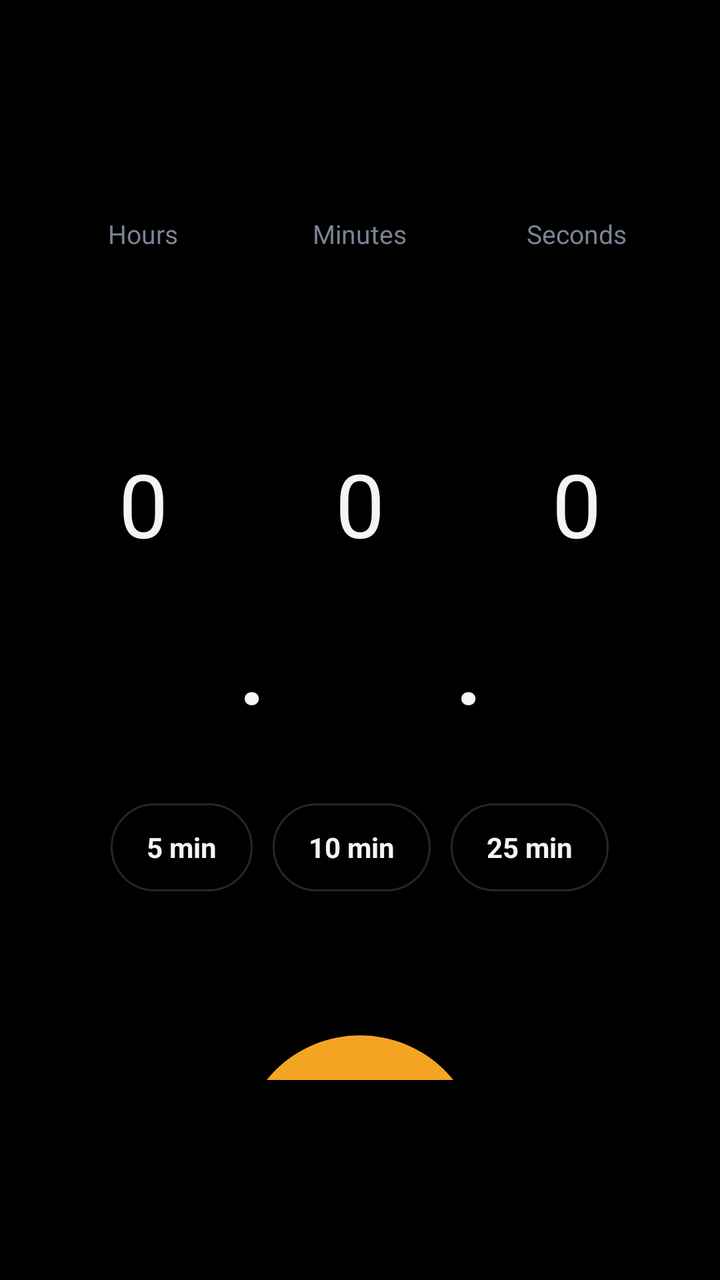
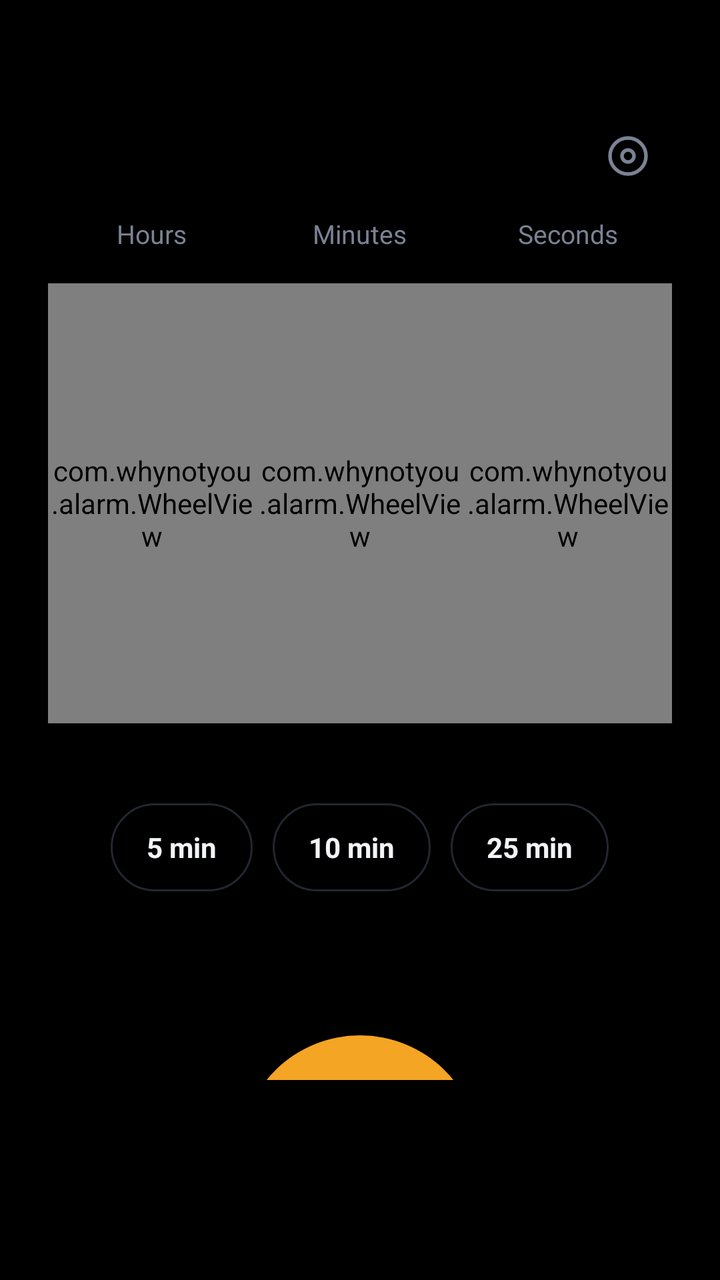

Two renders of the same Android screen: before a commit and after it. Below are the layout's source before the change and the commit's diff.
<!-- AndroidManifest.xml: application theme Theme.WhyNotYou -->
<!-- res/layout/tab_timer.xml -->
<?xml version="1.0" encoding="utf-8"?>
<FrameLayout xmlns:android="http://schemas.android.com/apk/res/android"
    android:layout_width="match_parent"
    android:layout_height="match_parent">

    
    <LinearLayout
        android:id="@+id/timer_pick"
        android:layout_width="match_parent"
        android:layout_height="match_parent"
        android:gravity="center_horizontal"
        android:orientation="vertical"
        android:paddingTop="108dp"
        android:paddingBottom="100dp">

        <LinearLayout
            android:layout_width="match_parent"
            android:layout_height="wrap_content"
            android:gravity="center"
            android:orientation="horizontal"
            android:paddingStart="16dp"
            android:paddingEnd="16dp">
            <LinearLayout style="@style/PickerCol">
                <TextView style="@style/PickerLabel" android:text="Hours" />
                <NumberPicker android:id="@+id/np_h" style="@style/Picker" />
            </LinearLayout>
            <TextView style="@style/PickerColon" android:text=":" />
            <LinearLayout style="@style/PickerCol">
                <TextView style="@style/PickerLabel" android:text="Minutes" />
                <NumberPicker android:id="@+id/np_m" style="@style/Picker" />
            </LinearLayout>
            <TextView style="@style/PickerColon" android:text=":" />
            <LinearLayout style="@style/PickerCol">
                <TextView style="@style/PickerLabel" android:text="Seconds" />
                <NumberPicker android:id="@+id/np_s" style="@style/Picker" />
            </LinearLayout>
        </LinearLayout>

        <LinearLayout
            android:layout_width="wrap_content"
            android:layout_height="wrap_content"
            android:layout_marginTop="40dp"
            android:orientation="horizontal">
            <TextView android:id="@+id/preset_5" style="@style/Preset" android:text="5 min" />
            <TextView android:id="@+id/preset_10" style="@style/Preset" android:layout_marginStart="10dp" android:text="10 min" />
            <TextView android:id="@+id/preset_25" style="@style/Preset" android:layout_marginStart="10dp" android:text="25 min" />
        </LinearLayout>

        <Button
            android:id="@+id/timer_start"
            android:layout_width="120dp"
            android:layout_height="120dp"
            android:layout_marginTop="72dp"
            android:background="@drawable/bg_circle_amber"
            android:text="Start"
            android:textAllCaps="false"
            android:textColor="#000000"
            android:textSize="18sp"
            android:textStyle="bold" />
    </LinearLayout>

    
    <LinearLayout
        android:id="@+id/timer_run"
        android:layout_width="match_parent"
        android:layout_height="match_parent"
        android:gravity="center_horizontal"
        android:orientation="vertical"
        android:paddingTop="140dp"
        android:paddingBottom="100dp"
        android:visibility="gone">
        <TextView
            android:id="@+id/timer_remaining"
            android:layout_width="wrap_content"
            android:layout_height="wrap_content"
            android:text="23:00"
            android:textColor="#F2F4F8"
            android:textSize="80sp"
            android:textStyle="bold"
            android:letterSpacing="-0.03" />
        <com.whynotyou.alarm.OrbView
            android:id="@+id/timer_orb"
            android:layout_width="160dp"
            android:layout_height="160dp"
            android:layout_marginTop="56dp" />
        <View android:layout_width="0dp" android:layout_height="0dp" android:layout_weight="1" />
        <LinearLayout
            android:layout_width="wrap_content"
            android:layout_height="wrap_content"
            android:orientation="horizontal">
            <Button android:id="@+id/timer_cancel" style="@style/BigRoundOutline" android:text="Cancel" />
            <Button android:id="@+id/timer_pause" style="@style/BigRoundAmber" android:layout_marginStart="48dp" android:text="Pause" />
        </LinearLayout>
    </LinearLayout>
</FrameLayout>
<!-- resources referenced by this layout -->
<resources>
  <!-- drawable bg_circle_amber (drawable) -->
  <?xml version="1.0" encoding="utf-8"?>
  <shape xmlns:android="http://schemas.android.com/apk/res/android" android:shape="oval">
      <solid android:color="#F5A524" />
  </shape>
  <style name="BigRoundAmber">
          <item name="android:layout_width">96dp</item>
          <item name="android:layout_height">96dp</item>
          <item name="android:background">@drawable/bg_circle_amber</item>
          <item name="android:textAllCaps">false</item>
          <item name="android:textColor">#000000</item>
          <item name="android:textSize">16sp</item>
          <item name="android:textStyle">bold</item>
      </style>
  <style name="BigRoundOutline">
          <item name="android:layout_width">96dp</item>
          <item name="android:layout_height">96dp</item>
          <item name="android:background">@drawable/bg_circle_outline</item>
          <item name="android:textAllCaps">false</item>
          <item name="android:textColor">#F2F4F8</item>
          <item name="android:textSize">16sp</item>
          <item name="android:textStyle">bold</item>
      </style>
  <style name="Picker">
          <item name="android:layout_width">match_parent</item>
          <item name="android:layout_height">220dp</item>
          <item name="android:theme">@style/PickerTheme</item>
          <item name="android:selectionDividerHeight">0dp</item>
      </style>
  <style name="PickerCol">
          <item name="android:layout_width">96dp</item>
          <item name="android:layout_height">wrap_content</item>
          <item name="android:orientation">vertical</item>
          <item name="android:gravity">center_horizontal</item>
      </style>
  <style name="PickerColon">
          <item name="android:layout_width">wrap_content</item>
          <item name="android:layout_height">wrap_content</item>
          <item name="android:layout_marginTop">118dp</item>
          <item name="android:textColor">#F2F4F8</item>
          <item name="android:textSize">44sp</item>
          <item name="android:textStyle">bold</item>
      </style>
  <style name="PickerLabel">
          <item name="android:layout_width">wrap_content</item>
          <item name="android:layout_height">wrap_content</item>
          <item name="android:layout_marginBottom">16dp</item>
          <item name="android:textColor">#7A8294</item>
          <item name="android:textSize">13sp</item>
      </style>
  <!-- drawable bg_circle_outline (drawable) -->
  <?xml version="1.0" encoding="utf-8"?>
  <shape xmlns:android="http://schemas.android.com/apk/res/android" android:shape="oval">
      <solid android:color="#000000" />
      <stroke android:width="1dp" android:color="#22262F" />
  </shape>
  <style name="PickerTheme">
          <item name="android:textColorPrimary">#F2F4F8</item>
          <item name="android:textSize">44sp</item>
          <item name="colorControlNormal">#00000000</item>
      </style>
  <!-- drawable bg_pill_outline (drawable) -->
  <?xml version="1.0" encoding="utf-8"?>
  <shape xmlns:android="http://schemas.android.com/apk/res/android" android:shape="rectangle">
      <solid android:color="#000000" />
      <stroke android:width="1dp" android:color="#22262F" />
      <corners android:radius="28dp" />
  </shape>
  <style name="TimePickerDark" parent="android:Widget.Material.TimePicker">
          <item name="android:headerBackground">#0B0D12</item>
          <item name="android:numbersBackgroundColor">#15181F</item>
          <item name="android:numbersSelectorColor">#F5A524</item>
          <item name="android:numbersTextColor">#F2F4F8</item>
      </style>
  <style name="DialogDark" parent="Theme.MaterialComponents.Dialog">
          <item name="colorPrimary">#F5A524</item>
          <item name="colorAccent">#F5A524</item>
          <item name="android:background">#0B0D12</item>
          <item name="android:textColorPrimary">#F2F4F8</item>
          <item name="android:textColorSecondary">#7A8294</item>
      </style>
  <!-- unchanged entries left out for length: 2 -->
</resources>

<!-- the commit's change to res/layout/tab_timer.xml (unified diff, before → after) -->
@@ -10,29 +10,44 @@
         android:layout_height="match_parent"
         android:gravity="center_horizontal"
         android:orientation="vertical"
-        android:paddingTop="108dp"
+        android:paddingTop="56dp"
         android:paddingBottom="100dp">
 
         <LinearLayout
             android:layout_width="match_parent"
+            android:layout_height="44dp"
+            android:gravity="end|center_vertical"
+            android:orientation="horizontal"
+            android:paddingEnd="24dp">
+            <ImageButton
+                android:id="@+id/timer_gear"
+                android:layout_width="44dp"
+                android:layout_height="44dp"
+                android:background="@android:color/transparent"
+                android:contentDescription="Timer settings"
+                android:src="@drawable/ic_gear"
+                android:tint="#7A8294" />
+        </LinearLayout>
+
+        <LinearLayout
+            android:layout_width="match_parent"
             android:layout_height="wrap_content"
+            android:layout_marginTop="8dp"
             android:gravity="center"
             android:orientation="horizontal"
             android:paddingStart="16dp"
             android:paddingEnd="16dp">
             <LinearLayout style="@style/PickerCol">
                 <TextView style="@style/PickerLabel" android:text="Hours" />
-                <NumberPicker android:id="@+id/np_h" style="@style/Picker" />
+                <com.whynotyou.alarm.WheelView android:id="@+id/np_h" style="@style/Picker" />
             </LinearLayout>
-            <TextView style="@style/PickerColon" android:text=":" />
             <LinearLayout style="@style/PickerCol">
                 <TextView style="@style/PickerLabel" android:text="Minutes" />
-                <NumberPicker android:id="@+id/np_m" style="@style/Picker" />
+                <com.whynotyou.alarm.WheelView android:id="@+id/np_m" style="@style/Picker" />
             </LinearLayout>
-            <TextView style="@style/PickerColon" android:text=":" />
             <LinearLayout style="@style/PickerCol">
                 <TextView style="@style/PickerLabel" android:text="Seconds" />
-                <NumberPicker android:id="@+id/np_s" style="@style/Picker" />
+                <com.whynotyou.alarm.WheelView android:id="@+id/np_s" style="@style/Picker" />
             </LinearLayout>
         </LinearLayout>
 
@@ -41,9 +56,9 @@
             android:layout_height="wrap_content"
             android:layout_marginTop="40dp"
             android:orientation="horizontal">
-            <TextView android:id="@+id/preset_5" style="@style/Preset" android:text="5 min" />
-            <TextView android:id="@+id/preset_10" style="@style/Preset" android:layout_marginStart="10dp" android:text="10 min" />
-            <TextView android:id="@+id/preset_25" style="@style/Preset" android:layout_marginStart="10dp" android:text="25 min" />
+            <TextView android:id="@+id/preset_1" style="@style/Preset" android:text="5 min" />
+            <TextView android:id="@+id/preset_2" style="@style/Preset" android:layout_marginStart="10dp" android:text="10 min" />
+            <TextView android:id="@+id/preset_3" style="@style/Preset" android:layout_marginStart="10dp" android:text="25 min" />
         </LinearLayout>
 
         <Button
<!-- resource entries referenced after the edit -->
@@ -5,6 +5,13 @@
   <shape xmlns:android="http://schemas.android.com/apk/res/android" android:shape="oval">
       <solid android:color="#F5A524" />
   </shape>
+  <!-- drawable ic_gear (drawable) -->
+  <?xml version="1.0" encoding="utf-8"?>
+  <vector xmlns:android="http://schemas.android.com/apk/res/android"
+      android:width="24dp" android:height="24dp"
+      android:viewportWidth="24" android:viewportHeight="24">
+      <path android:fillColor="#00000000" android:strokeColor="#FFFFFFFF" android:strokeWidth="1.8" android:pathData="M12,12m-3,0a3,3 0,1 1,6 0a3,3 0,1 1,-6 0"/><path android:fillColor="#00000000" android:strokeColor="#FFFFFFFF" android:strokeWidth="1.8" android:pathData="M12,12m-9,0a9,9 0,1 1,18 0a9,9 0,1 1,-18 0"/>
+  </vector>
   <style name="BigRoundAmber">
           <item name="android:layout_width">96dp</item>
           <item name="android:layout_height">96dp</item>
@@ -26,22 +33,12 @@
   <style name="Picker">
           <item name="android:layout_width">match_parent</item>
           <item name="android:layout_height">220dp</item>
-          <item name="android:theme">@style/PickerTheme</item>
-          <item name="android:selectionDividerHeight">0dp</item>
       </style>
   <style name="PickerCol">
-          <item name="android:layout_width">96dp</item>
+          <item name="android:layout_width">104dp</item>
           <item name="android:layout_height">wrap_content</item>
           <item name="android:orientation">vertical</item>
           <item name="android:gravity">center_horizontal</item>
-      </style>
-  <style name="PickerColon">
-          <item name="android:layout_width">wrap_content</item>
-          <item name="android:layout_height">wrap_content</item>
-          <item name="android:layout_marginTop">118dp</item>
-          <item name="android:textColor">#F2F4F8</item>
-          <item name="android:textSize">44sp</item>
-          <item name="android:textStyle">bold</item>
       </style>
   <style name="PickerLabel">
           <item name="android:layout_width">wrap_content</item>
@@ -56,11 +53,6 @@
       <solid android:color="#000000" />
       <stroke android:width="1dp" android:color="#22262F" />
   </shape>
-  <style name="PickerTheme">
-          <item name="android:textColorPrimary">#F2F4F8</item>
-          <item name="android:textSize">44sp</item>
-          <item name="colorControlNormal">#00000000</item>
-      </style>
   <!-- drawable bg_pill_outline (drawable) -->
   <?xml version="1.0" encoding="utf-8"?>
   <shape xmlns:android="http://schemas.android.com/apk/res/android" android:shape="rectangle">
